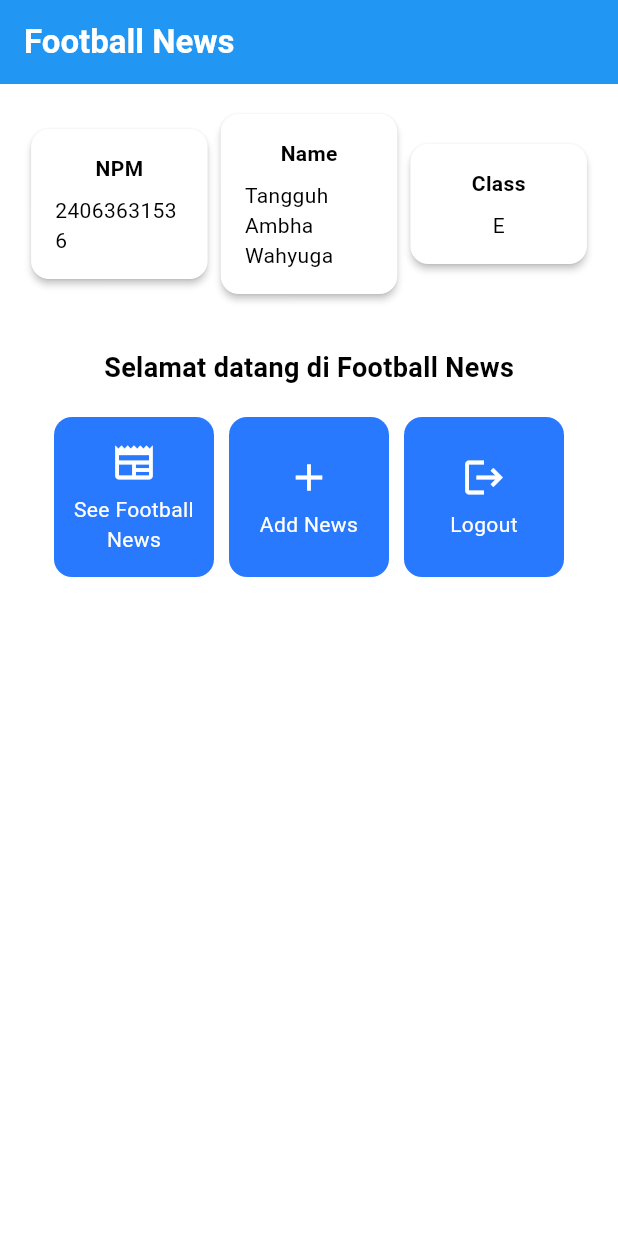
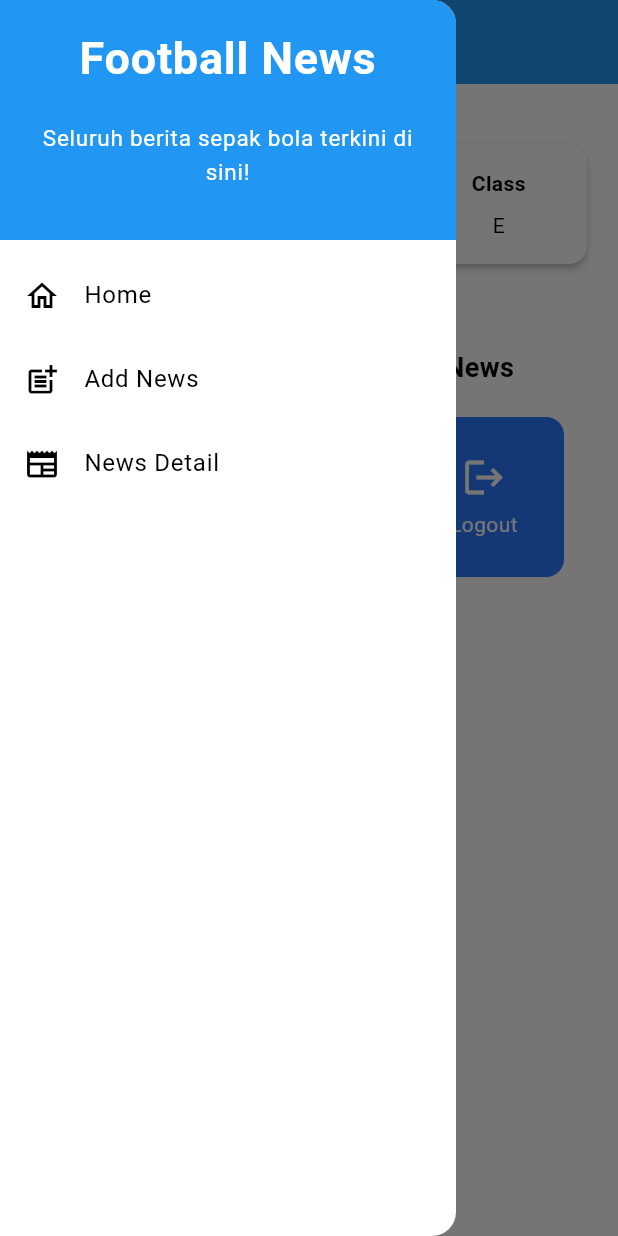
Before and after one commit to tawhyuu/football-news-mobile, a Flutter app: the screen it shows after launch, with the side drawer open (before the commit the screen has no drawer), on a phone screen of 412 x 824 dp. Run offline on Flutter 3.47's test engine with Material 3 defaults, Android fonts, the phone set to English and light mode, and no system bars.

Commit message:
Selesai Tutorial 7

```diff
--- a/lib/menu.dart
+++ b/lib/screens/menu.dart
@@ -1,4 +1,6 @@
 import 'package:flutter/material.dart';
+import 'package:football_news/widgets/left_drawer.dart';
+import 'package:football_news/widgets/news_card.dart';
 
 class MyHomePage extends StatelessWidget {
   MyHomePage({super.key});
@@ -34,6 +36,7 @@ class MyHomePage extends StatelessWidget {
         // Warna latar belakang AppBar diambil dari skema warna tema aplikasi.
         backgroundColor: Theme.of(context).colorScheme.primary,
       ),
+      drawer: LeftDrawer(),
       // Body halaman dengan padding di sekelilingnya.
       body: Padding(
         padding: const EdgeInsets.all(16.0),
@@ -134,54 +137,3 @@ class ItemHomepage {
 
   ItemHomepage(this.name, this.icon);
 }
-
-class ItemCard extends StatelessWidget {
-  // Menampilkan kartu dengan ikon dan nama.
-
-  final ItemHomepage item;
-
-  const ItemCard(this.item, {super.key});
-
-  @override
-  Widget build(BuildContext context) {
-    return Material(
-      // Menentukan warna latar belakang dari tema aplikasi.
-      color: Theme.of(context).colorScheme.secondary,
-      // Membuat sudut kartu melengkung.
-      borderRadius: BorderRadius.circular(12),
-
-      child: InkWell(
-        // Aksi ketika kartu ditekan.
-        onTap: () {
-          // Menampilkan pesan SnackBar saat kartu ditekan.
-          ScaffoldMessenger.of(context)
-            ..hideCurrentSnackBar()
-            ..showSnackBar(
-              SnackBar(
-                content: Text("Kamu telah menekan tombol ${item.name}!"),
-              ),
-            );
-        },
-        // Container untuk menyimpan Icon dan Text
-        child: Container(
-          padding: const EdgeInsets.all(8),
-          child: Center(
-            child: Column(
-              // Menyusun ikon dan teks di tengah kartu.
-              mainAxisAlignment: MainAxisAlignment.center,
-              children: [
-                Icon(item.icon, color: Colors.white, size: 30.0),
-                const Padding(padding: EdgeInsets.all(3)),
-                Text(
-                  item.name,
-                  textAlign: TextAlign.center,
-                  style: const TextStyle(color: Colors.white),
-                ),
-              ],
-            ),
-          ),
-        ),
-      ),
-    );
-  }
-}
--- /dev/null
+++ b/lib/widgets/left_drawer.dart
@@ -0,0 +1,70 @@
+import 'package:flutter/material.dart';
+import 'package:football_news/screens/menu.dart';
+import 'package:football_news/screens/newslist_form.dart';
+
+class LeftDrawer extends StatelessWidget {
+  const LeftDrawer({super.key});
+
+  @override
+  Widget build(BuildContext context) {
+    return Drawer(
+      child: ListView(
+        children: [
+          const DrawerHeader(
+            decoration: BoxDecoration(color: Colors.blue),
+            child: Column(
+              children: [
+                Text(
+                  'Football News',
+                  textAlign: TextAlign.center,
+                  style: TextStyle(
+                    fontSize: 30,
+                    fontWeight: FontWeight.bold,
+                    color: Colors.white,
+                  ),
+                ),
+                Padding(padding: EdgeInsets.all(10)),
+                Text(
+                  "Seluruh berita sepak bola terkini di sini!",
+                  textAlign: TextAlign.center,
+                  style: TextStyle(
+                    fontSize: 15,
+                    color: Colors.white,
+                    fontWeight: FontWeight.normal,
+                  ),
+                ),
+              ],
+            ),
+          ),
+          ListTile(
+            leading: const Icon(Icons.home_outlined),
+            title: const Text('Home'),
+            // Bagian redirection ke MyHomePage
+            onTap: () {
+              Navigator.pushReplacement(
+                context,
+                MaterialPageRoute(builder: (context) => MyHomePage()),
+              );
+            },
+          ),
+          ListTile(
+            leading: const Icon(Icons.post_add),
+            title: const Text('Add News'),
+            // Bagian redirection ke NewsFormPage
+            onTap: () {
+              Navigator.pushReplacement(
+                context,
+                MaterialPageRoute(builder: (context) => NewsFormPage()),
+              );
+            },
+          ),
+          // TODO: Buat ListTile baru untuk ke halaman melihat news
+          ListTile(
+            leading: const Icon(Icons.newspaper),
+            title: const Text('News Detail'),
+          ),
+        ],
+      ),
+    );
+  }
+}
--- /dev/null
+++ b/lib/widgets/news_card.dart
@@ -0,0 +1,61 @@
+import 'package:flutter/material.dart';
+import 'package:football_news/screens/menu.dart';
+import 'package:football_news/screens/newslist_form.dart';
+
+class ItemCard extends StatelessWidget {
+  // Menampilkan kartu dengan ikon dan nama.
+
+  final ItemHomepage item;
+
+  const ItemCard(this.item, {super.key});
+
+  @override
+  Widget build(BuildContext context) {
+    return Material(
+      // Menentukan warna latar belakang dari tema aplikasi.
+      color: Theme.of(context).colorScheme.secondary,
+      // Membuat sudut kartu melengkung.
+      borderRadius: BorderRadius.circular(12),
+
+      child: InkWell(
+        // Aksi ketika kartu ditekan.
+        onTap: () {
+          // Menampilkan pesan SnackBar saat kartu ditekan.
+          ScaffoldMessenger.of(context)
+            ..hideCurrentSnackBar()
+            ..showSnackBar(
+              SnackBar(
+                content: Text("Kamu telah menekan tombol ${item.name}!"),
+              ),
+            );
+          // Navigate ke route yang sesuai (tergantung jenis tombol)
+          if (item.name == "Tambah Berita") {
+            Navigator.push(
+              context,
+              MaterialPageRoute(builder: (context) => NewsFormPage()),
+            );
+          }
+        },
+        // Container untuk menyimpan Icon dan Text
+        child: Container(
+          padding: const EdgeInsets.all(8),
+          child: Center(
+            child: Column(
+              // Menyusun ikon dan teks di tengah kartu.
+              mainAxisAlignment: MainAxisAlignment.center,
+              children: [
+                Icon(item.icon, color: Colors.white, size: 30.0),
+                const Padding(padding: EdgeInsets.all(3)),
+                Text(
+                  item.name,
+                  textAlign: TextAlign.center,
+                  style: const TextStyle(color: Colors.white),
+                ),
+              ],
+            ),
+          ),
+        ),
+      ),
+    );
+  }
+}
```
Also changed, not shown: lib/main.dart (+1 -16 lines), lib/screens/newslist_form.dart (added, +210 -0 lines).
